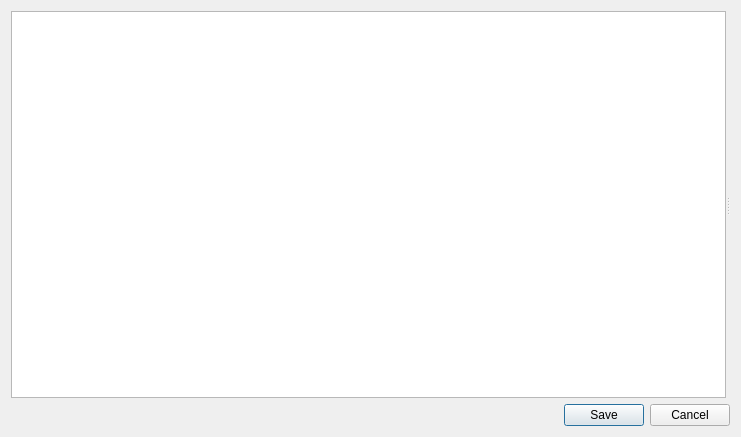
This is settingsui/csettingsdialog.ui in VioletGiraffe/qtutils as Qt 5 draws it before an edit. The edited form follows.
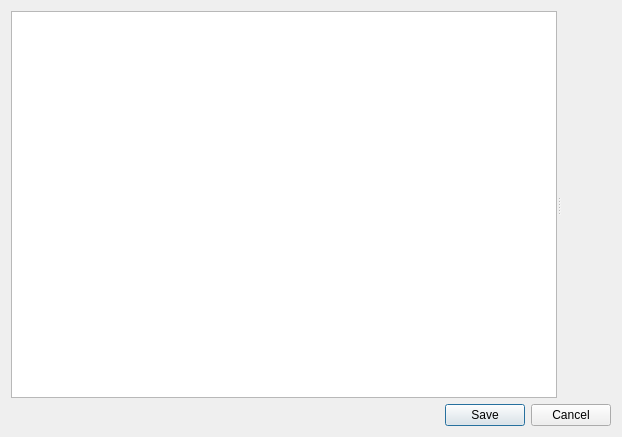
This is the edited form.

Commit message: https://github.com/VioletGiraffe/file-commander/issues/298 partially fixed

The edit to the form file:
```diff
--- a/settingsui/csettingsdialog.ui
+++ b/settingsui/csettingsdialog.ui
@@ -6,7 +6,7 @@
    <rect>
     <x>0</x>
     <y>0</y>
-    <width>741</width>
+    <width>622</width>
     <height>437</height>
    </rect>
   </property>
@@ -26,7 +26,14 @@
       <bool>false</bool>
      </property>
      <widget class="QListWidget" name="pageList"/>
-     <widget class="QStackedWidget" name="pages"/>
+     <widget class="QStackedWidget" name="pages">
+      <property name="minimumSize">
+       <size>
+        <width>50</width>
+        <height>0</height>
+       </size>
+      </property>
+     </widget>
     </widget>
    </item>
    <item>
```
Left out of the diff: 6 changed lines with no effect on the pictures. The commit also changes 1 other file.
